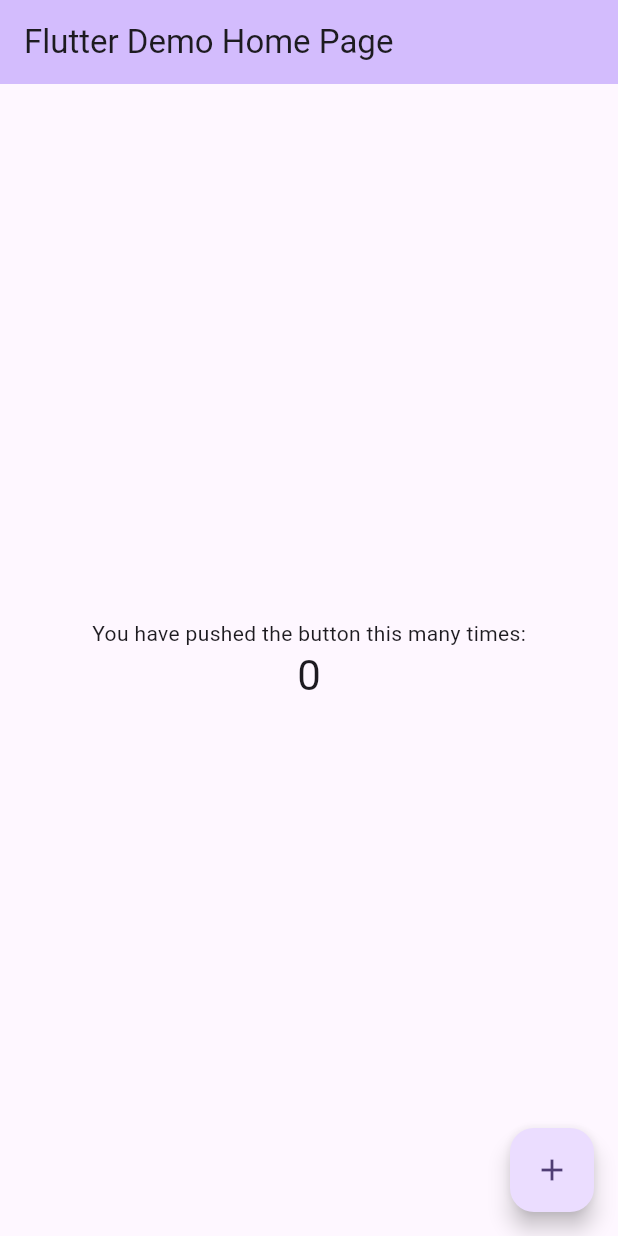
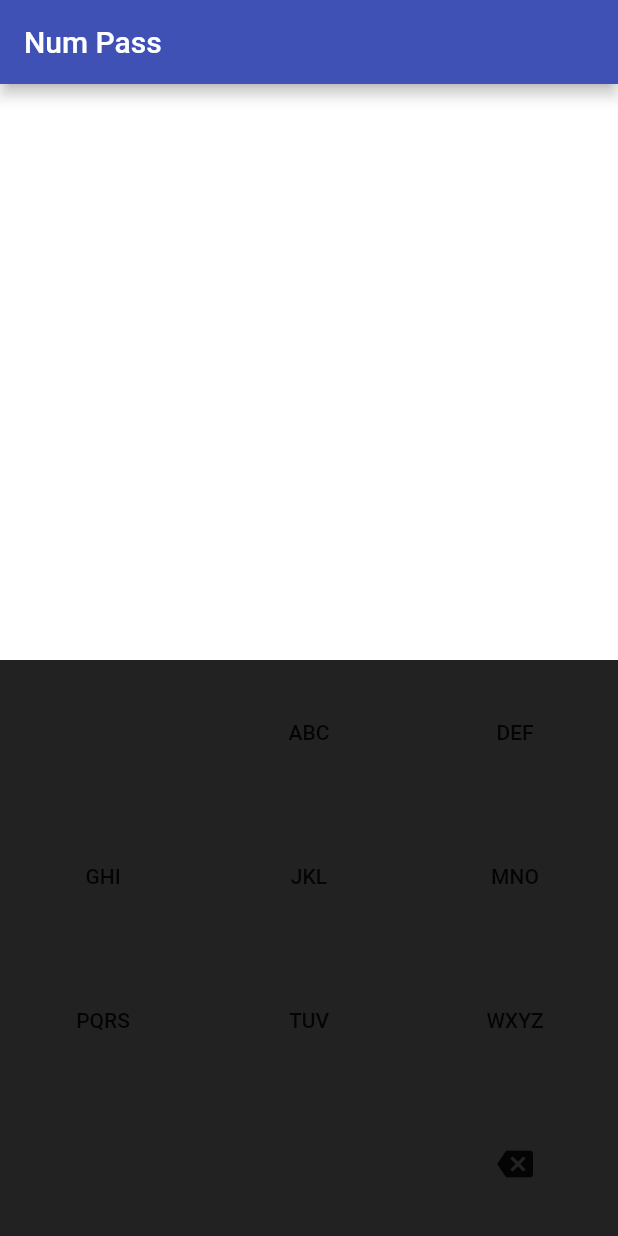
Before and after one commit to adrianuspax/AlphaNum, a Flutter app: the screen it shows after launch, on a phone screen of 412 x 824 dp. Run offline on Flutter 3.47's test engine with Material 2 defaults, Android fonts, the phone set to English and light mode, and no system bars.

Commit message:
Primeiros Passos

```diff
--- a/lib/main.dart
+++ b/lib/main.dart
@@ -1,125 +1,112 @@
 import 'package:flutter/material.dart';
 
 void main() {
-  runApp(const MyApp());
+  String input = '';
+
+  runApp(
+    MyApp(),
+  );
 }
 
 class MyApp extends StatelessWidget {
-  const MyApp({super.key});
-
-  // This widget is the root of your application.
   @override
   Widget build(BuildContext context) {
     return MaterialApp(
-      title: 'Flutter Demo',
-      theme: ThemeData(
-        // This is the theme of your application.
-        //
-        // TRY THIS: Try running your application with "flutter run". You'll see
-        // the application has a blue toolbar. Then, without quitting the app,
-        // try changing the seedColor in the colorScheme below to Colors.green
-        // and then invoke "hot reload" (save your changes or press the "hot
-        // reload" button in a Flutter-supported IDE, or press "r" if you used
-        // the command line to start the app).
-        //
-        // Notice that the counter didn't reset back to zero; the application
-        // state is not lost during the reload. To reset the state, use hot
-        // restart instead.
-        //
-        // This works for code too, not just values: Most code changes can be
-        // tested with just a hot reload.
-        colorScheme: ColorScheme.fromSeed(seedColor: Colors.deepPurple),
-        useMaterial3: true,
-      ),
-      home: const MyHomePage(title: 'Flutter Demo Home Page'),
+      home: HomePage(),
     );
   }
 }
 
-class MyHomePage extends StatefulWidget {
-  const MyHomePage({super.key, required this.title});
-
-  // This widget is the home page of your application. It is stateful, meaning
-  // that it has a State object (defined below) that contains fields that affect
-  // how it looks.
-
-  // This class is the configuration for the state. It holds the values (in this
-  // case the title) provided by the parent (in this case the App widget) and
-  // used by the build method of the State. Fields in a Widget subclass are
-  // always marked "final".
-
-  final String title;
+class HomePage extends StatefulWidget {
+  const HomePage({super.key});
 
   @override
-  State<MyHomePage> createState() => _MyHomePageState();
+  State<HomePage> createState() => _HomePageState();
 }
 
-class _MyHomePageState extends State<MyHomePage> {
-  int _counter = 0;
+class _HomePageState extends State<HomePage> {
+  String input = '';
 
-  void _incrementCounter() {
-    setState(() {
-      // This call to setState tells the Flutter framework that something has
-      // changed in this State, which causes it to rerun the build method below
-      // so that the display can reflect the updated values. If we changed
-      // _counter without calling setState(), then the build method would not be
-      // called again, and so nothing would appear to happen.
-      _counter++;
-    });
+  Widget button(String layout, int value) {
+    return Expanded(
+      child: MaterialButton(
+        onPressed: () {
+          setState(() {
+            input += value.toString();
+          });
+        },
+        child: Text(layout),
+      ),
+    );
   }
 
   @override
   Widget build(BuildContext context) {
-    // This method is rerun every time setState is called, for instance as done
-    // by the _incrementCounter method above.
-    //
-    // The Flutter framework has been optimized to make rerunning build methods
-    // fast, so that you can just rebuild anything that needs updating rather
-    // than having to individually change instances of widgets.
     return Scaffold(
       appBar: AppBar(
-        // TRY THIS: Try changing the color here to a specific color (to
-        // Colors.amber, perhaps?) and trigger a hot reload to see the AppBar
-        // change color while the other colors stay the same.
-        backgroundColor: Theme.of(context).colorScheme.inversePrimary,
-        // Here we take the value from the MyHomePage object that was created by
-        // the App.build method, and use it to set our appbar title.
-        title: Text(widget.title),
+        title: const Text('Num Pass'),
+        backgroundColor: Colors.indigo,
       ),
-      body: Center(
-        // Center is a layout widget. It takes a single child and positions it
-        // in the middle of the parent.
-        child: Column(
-          // Column is also a layout widget. It takes a list of children and
-          // arranges them vertically. By default, it sizes itself to fit its
-          // children horizontally, and tries to be as tall as its parent.
-          //
-          // Column has various properties to control how it sizes itself and
-          // how it positions its children. Here we use mainAxisAlignment to
-          // center the children vertically; the main axis here is the vertical
-          // axis because Columns are vertical (the cross axis would be
-          // horizontal).
-          //
-          // TRY THIS: Invoke "debug painting" (choose the "Toggle Debug Paint"
-          // action in the IDE, or press "p" in the console), to see the
-          // wireframe for each widget.
-          mainAxisAlignment: MainAxisAlignment.center,
-          children: <Widget>[
-            const Text(
-              'You have pushed the button this many times:',
+      body: Column(
+        children: [
+          Expanded(
+            child: Container(
+              alignment: Alignment.center,
+              child: Text(input),
             ),
-            Text(
-              '$_counter',
-              style: Theme.of(context).textTheme.headlineMedium,
+          ),
+          Expanded(
+            child: Container(
+              color: Colors.black87,
+              child: Column(
+                mainAxisAlignment: MainAxisAlignment.spaceAround,
+                children: [
+                  Row(
+                    children: [
+                      Expanded(
+                        child: SizedBox(),
+                      ),
+                      button('ABC', 2),
+                      button('DEF', 3),
+                    ],
+                  ),
+                  Row(
+                    children: [
+                      button('GHI', 4),
+                      button('JKL', 5),
+                      button('MNO', 6),
+                    ],
+                  ),
+                  Row(
+                    children: [
+                      button('PQRS', 7),
+                      button('TUV', 8),
+                      button('WXYZ', 9),
+                    ],
+                  ),
+                  Row(
+                    children: [
+                      Expanded(
+                        child: MaterialButton(
+                          onPressed: () {},
+                          child: SizedBox(),
+                        ),
+                      ),
+                      Expanded(
+                        child: SizedBox(),
+                      ),
+                      Expanded(
+                        child: Icon(Icons.backspace),
+                      ),
+                    ],
+                  ),
+                ],
+              ),
             ),
-          ],
-        ),
+          ),
+        ],
       ),
-      floatingActionButton: FloatingActionButton(
-        onPressed: _incrementCounter,
-        tooltip: 'Increment',
-        child: const Icon(Icons.add),
-      ), // This trailing comma makes auto-formatting nicer for build methods.
+      backgroundColor: Colors.white70,
     );
   }
 }
```
Also changed, not shown: 1 other file.
